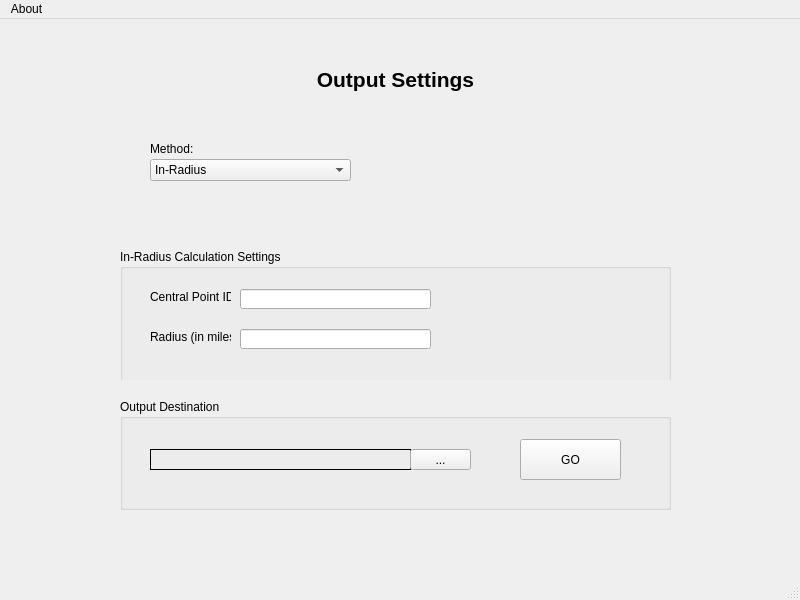
Before: the Qt Designer form closest_neighbor.ui in MJTFreeTime/Closest-Neighbor, drawn with Qt 5.
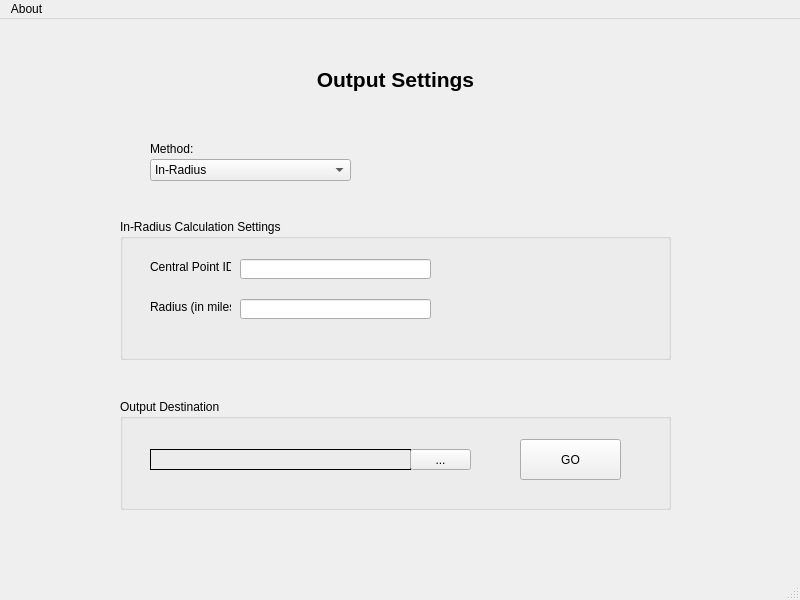
After: the same form once the commit is applied. The open tabs and pages were chosen to show the change.

Commit message: radius calculation working, gui nearing completion

Patch:
```diff
--- a/closest_neighbor.ui
+++ b/closest_neighbor.ui
@@ -586,7 +586,7 @@
         <property name="geometry">
          <rect>
           <x>20</x>
-          <y>40</y>
+          <y>10</y>
           <width>551</width>
           <height>141</height>
          </rect>
```
Left out of the diff: 25 changed lines with no effect on the pictures. The commit also changes 5 other files.
